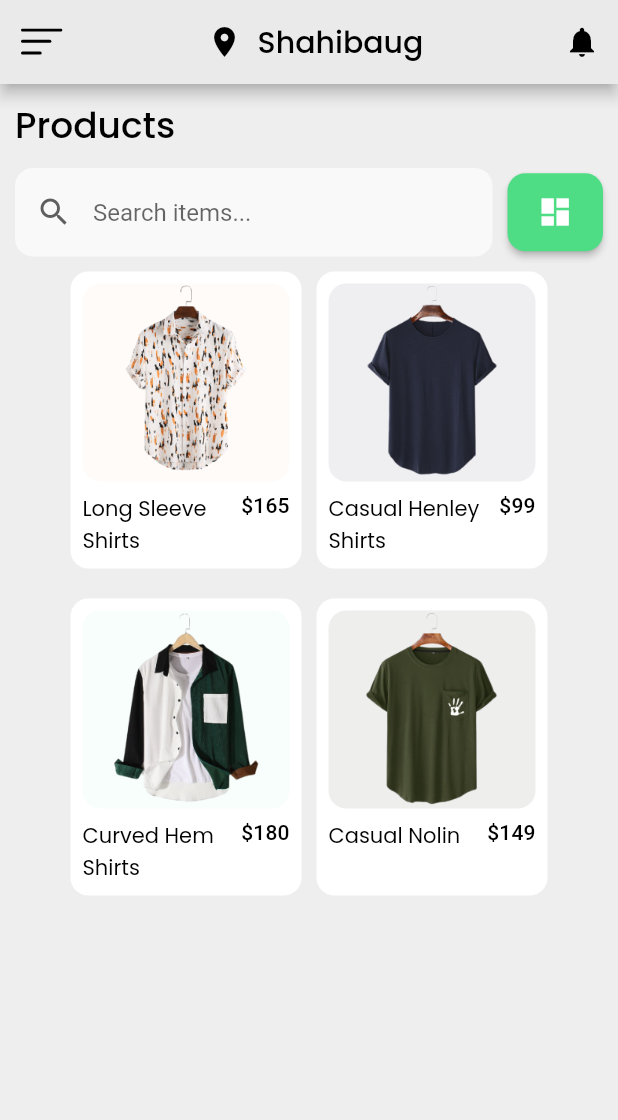
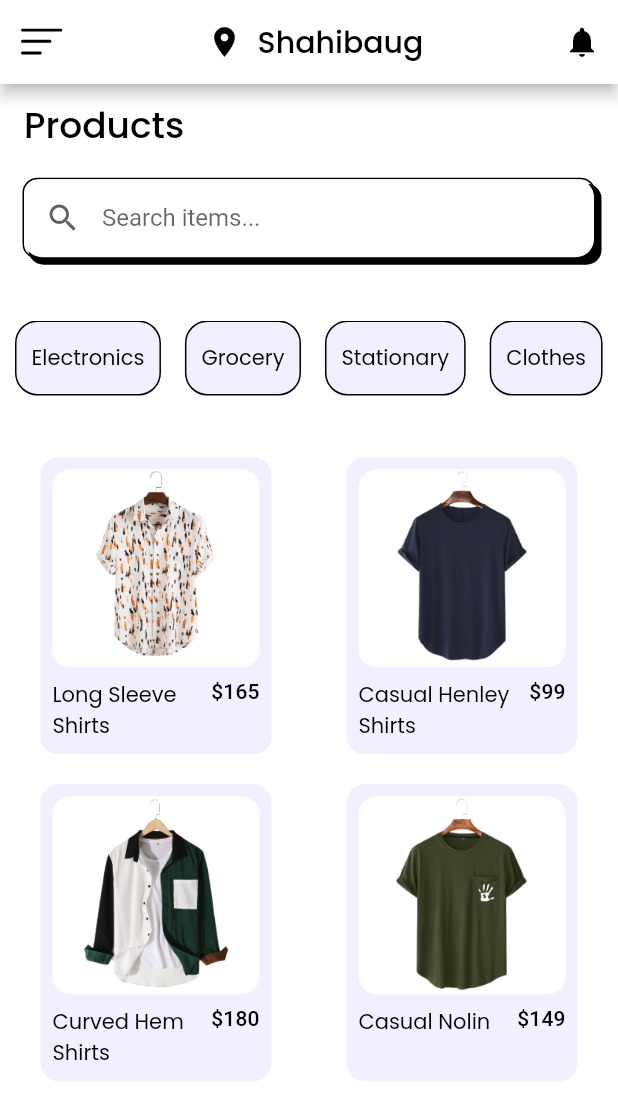
Before and after one commit to Legit-Ox/ListNGo, a Flutter app: the CustomerDashboardScreen screen opened directly, after a tap on "See All", on a phone screen of 412 x 824 dp. Shown: the top 1120 px of the screen. Run offline on Flutter 3.47's test engine with Material 2 defaults, Android fonts, the phone set to English and light mode, and no system bars; our stand-ins replace cloud_firestore, email_validator, firebase_auth, firebase_core, fl_chart, flutter_svg and 7 more; missing offline and left inert: geolocator_android, geolocator_apple; accounts and stored records are empty.

Commit message:
Some frontend changes

```diff
--- a/listngo/lib/constants.dart
+++ b/listngo/lib/constants.dart
@@ -2,3 +2,4 @@ import 'package:flutter/animation.dart';
 
 const Color secondaryGrey = Color(0xFFF8F9F8);
 const Color primaryGreen = Color(0xFF4EDD84);
+const Color secondaryPurpleTint = Color.fromARGB(255, 207, 204, 252);
--- a/listngo/lib/models/Product.dart
+++ b/listngo/lib/models/Product.dart
@@ -3,13 +3,11 @@ import 'package:flutter/material.dart';
 class Product {
   final String image, title;
   final int price;
-  final Color bgColor;
 
   Product({
     required this.image,
     required this.title,
     required this.price,
-    this.bgColor = const Color(0xFFEFEFF2),
   });
 }
 
@@ -18,7 +16,6 @@ List<Product> demo_product = [
     image: "assets/images/product_0.png",
     title: "Long Sleeve Shirts",
     price: 165,
-    bgColor: const Color(0xFFFEFBF9),
   ),
   Product(
     image: "assets/images/product_1.png",
@@ -29,12 +26,10 @@ List<Product> demo_product = [
     image: "assets/images/product_2.png",
     title: "Curved Hem Shirts",
     price: 180,
-    bgColor: const Color(0xFFF8FEFB),
   ),
   Product(
     image: "assets/images/product_3.png",
     title: "Casual Nolin",
     price: 149,
-    bgColor: const Color(0xFFEEEEED),
   ),
 ];
--- a/listngo/lib/models/category.dart
+++ b/listngo/lib/models/category.dart
@@ -1,28 +1,37 @@
+import 'package:flutter/animation.dart';
+import 'package:listngo/constants.dart';
+
 class Category {
   final String icon, title;
+  final Color color;
 
-  Category({required this.icon, required this.title});
+  Category({required this.icon, required this.title, required this.color});
 }
 
 List<Category> demo_categories = [
   Category(
     icon: "assets/icons/dress.svg",
     title: "Electronics",
+    color: secondaryPurpleTint.withOpacity(0.3),
   ),
   Category(
     icon: "assets/icons/shirt.svg",
     title: "Grocery",
+    color: secondaryPurpleTint.withOpacity(0.3),
   ),
   Category(
     icon: "assets/icons/pants.svg",
     title: "Stationary",
+    color: secondaryPurpleTint.withOpacity(0.3),
   ),
   Category(
     icon: "assets/icons/Tshirt.svg",
     title: "Clothes",
+    color: secondaryPurpleTint.withOpacity(0.3),
   ),
   Category(
     icon: "assets/icons/Tshirt.svg",
     title: "Pharmacy",
+    color: secondaryPurpleTint.withOpacity(0.3),
   ),
 ];
--- a/listngo/lib/screens/Customer/all_products_screen.dart
+++ b/listngo/lib/screens/Customer/all_products_screen.dart
@@ -4,8 +4,8 @@ import 'package:google_fonts/google_fonts.dart';
 import 'package:listngo/constants.dart';
 import 'package:listngo/models/Product.dart';
 import 'package:listngo/screens/Customer/product_details_screen.dart';
+import 'package:listngo/widgets/categories.dart';
 import 'package:listngo/widgets/product_card.dart';
-
 
 class AllProductsScreen extends StatefulWidget {
   const AllProductsScreen({super.key});
@@ -24,7 +24,7 @@ class _AllProductsScreenState extends State<AllProductsScreen> {
   Widget build(BuildContext context) {
     return Scaffold(
         appBar: AppBar(
-          backgroundColor: const Color.fromARGB(255, 234, 234, 234),
+          backgroundColor: Color.fromARGB(255, 255, 255, 255),
           leading: IconButton(
             onPressed: () {},
             icon: SvgPicture.asset(
@@ -56,7 +56,7 @@ class _AllProductsScreenState extends State<AllProductsScreen> {
             ),
           ],
         ),
-        backgroundColor: const Color.fromARGB(255, 238, 238, 238),
+        backgroundColor: Color.fromARGB(255, 255, 255, 255),
         body: SingleChildScrollView(
           physics: const BouncingScrollPhysics(
               parent: AlwaysScrollableScrollPhysics()),
@@ -64,27 +64,41 @@ class _AllProductsScreenState extends State<AllProductsScreen> {
           child: Column(
             crossAxisAlignment: CrossAxisAlignment.start,
             children: [
-              Text(
+              Padding(
+                padding: const EdgeInsets.symmetric(horizontal: 6.0),
+                child: Text(
                   "Products",
                   style: GoogleFonts.poppins(
                       fontWeight: FontWeight.w500,
                       color: Colors.black,
                       fontSize: 24),
                 ),
-              Padding(
-                padding: const EdgeInsets.symmetric(vertical: 10),
-                child: Row(
-                  children: [
-                    Flexible(
-                      flex: 5,
+              ),
+              SizedBox(
+                height: MediaQuery.of(context).size.height * 0.02,
+              ),
+              Container(
+                margin: EdgeInsets.symmetric(horizontal: 5),
+                decoration: BoxDecoration(
+                    boxShadow: [
+                      BoxShadow(
+                        color: Colors.black,
+                        offset: Offset(4, 4),
+                      )
+                    ],
+                    border: Border.all(width: 1, color: Colors.black),
+                    borderRadius: BorderRadius.circular(10)),
+                // padding: const EdgeInsets.symmetric(vertical: 10),
                 child: Form(
                   child: TextFormField(
                     onSaved: (value) {},
                     decoration: const InputDecoration(
+                      contentPadding: EdgeInsets.all(0),
                       filled: true,
-                            fillColor: Color(0xFFF8F9F8),
+                      fillColor: Color.fromARGB(255, 255, 255, 255),
                       hintText: "Search items...",
-                            border: OutlineInputBorder(),
+                      border: OutlineInputBorder(
+                          gapPadding: 0, borderRadius: BorderRadius.zero),
                       enabledBorder: outlineInputBorder,
                       focusedBorder: outlineInputBorder,
                       errorBorder: outlineInputBorder,
@@ -98,31 +112,16 @@ class _AllProductsScreenState extends State<AllProductsScreen> {
                   ),
                 ),
               ),
-                    const SizedBox(
-                      width: 10,
+              SizedBox(
+                height: MediaQuery.of(context).size.height * 0.05,
               ),
-                    Flexible(
-                      flex: 1,
-                      child: Container(
-                        child: ElevatedButton(
-                            style: ElevatedButton.styleFrom(
-                              padding: const EdgeInsets.all(14),
-                              backgroundColor: primaryGreen,
-                              shape: const RoundedRectangleBorder(
-                                borderRadius:
-                                    BorderRadius.all(Radius.circular(12)),
-                              ),
-                            ),
-                            onPressed: () {},
-                            child: const Center(child: Icon(Icons.dashboard))),
-                      ),
-                    ),
-                  ],
-                ),
+              Categories(),
+              SizedBox(
+                height: MediaQuery.of(context).size.height * 0.05,
               ),
               Center(
                 child: Wrap(
-                    spacing: 10,
+                    spacing: 50,
                     runSpacing: 20,
                     alignment: WrapAlignment.spaceEvenly,
                     runAlignment: WrapAlignment.spaceEvenly,
@@ -132,7 +131,6 @@ class _AllProductsScreenState extends State<AllProductsScreen> {
                               title: demo_product[index].title,
                               image: demo_product[index].image,
                               price: demo_product[index].price,
-                              bgColor: demo_product[index].bgColor,
                               press: () {
                                 Navigator.push(
                                     context,
--- a/listngo/lib/screens/Customer/customer_dashboard.dart
+++ b/listngo/lib/screens/Customer/customer_dashboard.dart
@@ -21,7 +21,7 @@ class CustomerDashboardScreen extends StatefulWidget {
 }
 
 const OutlineInputBorder outlineInputBorder = OutlineInputBorder(
-  borderRadius: BorderRadius.all(Radius.circular(12)),
+  borderRadius: BorderRadius.all(Radius.circular(10)),
   borderSide: BorderSide.none,
 );
 
@@ -59,7 +59,7 @@ class _CustomerDashboardScreenState extends State<CustomerDashboardScreen> {
       key: _scaffoldKey,
       drawer: const drawerWidget(),
       appBar: AppBar(
-        backgroundColor: const Color.fromARGB(255, 234, 234, 234),
+        backgroundColor: Color.fromARGB(255, 255, 255, 255),
         leading: IconButton(
           onPressed: () {
             _scaffoldKey.currentState!.openDrawer();
@@ -97,7 +97,7 @@ class _CustomerDashboardScreenState extends State<CustomerDashboardScreen> {
           ),
         ],
       ),
-      backgroundColor: const Color.fromARGB(255, 238, 238, 238),
+      backgroundColor: Color.fromARGB(255, 255, 255, 255),
       body: SingleChildScrollView(
         physics: const BouncingScrollPhysics(
             parent: AlwaysScrollableScrollPhysics()),
@@ -105,27 +105,42 @@ class _CustomerDashboardScreenState extends State<CustomerDashboardScreen> {
         child: Column(
           crossAxisAlignment: CrossAxisAlignment.start,
           children: [
-            Text(
+            Padding(
+              padding: const EdgeInsets.symmetric(horizontal: 6,vertical: 0),
+              child: Text(
+
                 "Discover",
                 style: GoogleFonts.poppins(
                     fontWeight: FontWeight.w500,
                     color: Colors.black,
                     fontSize: 24),
               ),
-            Padding(
-              padding: const EdgeInsets.symmetric(vertical: 10),
-              child: Row(
-                children: [
-                  Flexible(
-                    flex: 5,
+            ),
+            SizedBox(
+              height: MediaQuery.of(context).size.height * 0.02,
+            ),
+            Container(
+              margin: EdgeInsets.symmetric(horizontal: 5),
+              decoration: BoxDecoration(
+                  boxShadow: [
+                    BoxShadow(
+                      color: Colors.black,
+                      offset: Offset(4, 4),
+                    )
+                  ],
+                  border: Border.all(width: 1, color: Colors.black),
+                  borderRadius: BorderRadius.circular(10)),
+              // padding: const EdgeInsets.symmetric(vertical: 10),
               child: Form(
                 child: TextFormField(
                   onSaved: (value) {},
                   decoration: const InputDecoration(
+                    contentPadding: EdgeInsets.all(0),
                     filled: true,
-                          fillColor: Color(0xFFF8F9F8),
+                    fillColor: Color.fromARGB(255, 255, 255, 255),
                     hintText: "Search items...",
-                          border: OutlineInputBorder(),
+                    border: OutlineInputBorder(
+                        gapPadding: 0, borderRadius: BorderRadius.zero),
                     enabledBorder: outlineInputBorder,
                     focusedBorder: outlineInputBorder,
                     errorBorder: outlineInputBorder,
@@ -139,30 +154,8 @@ class _CustomerDashboardScreenState extends State<CustomerDashboardScreen> {
                 ),
               ),
             ),
-                  const SizedBox(
-                    width: 10,
-                  ),
-                  Flexible(
-                    flex: 1,
-                    child: Container(
-                      child: ElevatedButton(
-                          style: ElevatedButton.styleFrom(
-                            padding: const EdgeInsets.all(14),
-                            backgroundColor: primaryGreen,
-                            shape: const RoundedRectangleBorder(
-                              borderRadius:
-                                  BorderRadius.all(Radius.circular(12)),
-                            ),
-                          ),
-                          onPressed: () {
-                            getCurrentLocation(context)
-                                .then((value) => print("Updated Address"));
-                          },
-                          child: const Center(child: Icon(Icons.dashboard))),
-                    ),
-                  ),
-                ],
-              ),
+            SizedBox(
+              height: MediaQuery.of(context).size.height * 0.05,
             ),
             const Categories(),
             const ProductsList(),
--- a/listngo/lib/screens/Customer/product_details_screen.dart
+++ b/listngo/lib/screens/Customer/product_details_screen.dart
@@ -11,7 +11,7 @@ class DetailsScreen extends StatelessWidget {
   @override
   Widget build(BuildContext context) {
     return Scaffold(
-      backgroundColor: product.bgColor,
+      backgroundColor: Colors.white,
       appBar: AppBar(
         leading: const BackButton(color: Colors.black),
         backgroundColor: Colors.white,
--- a/listngo/lib/screens/Retailer/retailer_add_details.dart
+++ b/listngo/lib/screens/Retailer/retailer_add_details.dart
@@ -237,7 +237,6 @@ class _RetailerAddDetailsState extends State<RetailerAddDetails> {
                           title: demo_product[index].title,
                           image: demo_product[index].image,
                           price: demo_product[index].price,
-                          bgColor: demo_product[index].bgColor,
                           press: () {
                             Navigator.push(
                                 context,
--- a/listngo/lib/widgets/categories.dart
+++ b/listngo/lib/widgets/categories.dart
@@ -17,6 +17,7 @@ class Categories extends StatelessWidget {
         itemBuilder: (context, index) => CategoryCard(
           icon: demo_categories[index].icon,
           title: demo_categories[index].title,
+          color: demo_categories[index].color,
           press: () {},
         ),
         separatorBuilder: (context, index) => const SizedBox(width: 16),
@@ -31,9 +32,11 @@ class CategoryCard extends StatelessWidget {
     required this.icon,
     required this.title,
     required this.press,
+    required this.color,
   }) : super(key: key);
 
   final String icon, title;
+  final Color color;
   final VoidCallback press;
 
   @override
@@ -41,14 +44,15 @@ class CategoryCard extends StatelessWidget {
     return GestureDetector(
       onTap: press,
       child: Container(
-        padding: const EdgeInsets.symmetric(vertical: 2, horizontal: 10),
+        padding: const EdgeInsets.symmetric(vertical: 0, horizontal: 10),
         decoration: BoxDecoration(
-            borderRadius: BorderRadius.circular(32),
-            border: Border.all(width: 1, color: Colors.black)),
+            borderRadius: BorderRadius.circular(15),
+            border: Border.all(width: 1, color: Colors.black),
+            color: color),
         child: Center(
           child: Text(
             title,
-            style: GoogleFonts.poppins(fontSize: 18, color: Colors.black),
+            style: GoogleFonts.poppins(fontSize: 14, color: Colors.black),
           ),
         ),
       ),
--- a/listngo/lib/widgets/product_card.dart
+++ b/listngo/lib/widgets/product_card.dart
@@ -1,5 +1,6 @@
 import 'package:flutter/material.dart';
 import 'package:google_fonts/google_fonts.dart';
+import 'package:listngo/constants.dart';
 
 class ProductCard extends StatelessWidget {
   const ProductCard({
@@ -8,12 +9,10 @@ class ProductCard extends StatelessWidget {
     required this.title,
     required this.price,
     required this.press,
-    required this.bgColor,
   }) : super(key: key);
   final String image, title;
   final VoidCallback press;
   final int price;
-  final Color bgColor;
 
   @override
   Widget build(BuildContext context) {
@@ -22,8 +21,8 @@ class ProductCard extends StatelessWidget {
       child: Container(
         width: 154,
         padding: const EdgeInsets.all(16 / 2),
-        decoration: const BoxDecoration(
-          color: Colors.white,
+        decoration: BoxDecoration(
+          color: secondaryPurpleTint.withOpacity(0.3),
           borderRadius: BorderRadius.all(Radius.circular(12)),
         ),
         child: Column(
@@ -31,7 +30,7 @@ class ProductCard extends StatelessWidget {
             Container(
               width: double.infinity,
               decoration: BoxDecoration(
-                color: bgColor,
+                color: Colors.white,
                 borderRadius: const BorderRadius.all(Radius.circular(12)),
               ),
               child: Image.asset(
--- a/listngo/lib/widgets/products_list.dart
+++ b/listngo/lib/widgets/products_list.dart
@@ -42,7 +42,6 @@ class ProductsList extends StatelessWidget {
                   title: demo_product[index].title,
                   image: demo_product[index].image,
                   price: demo_product[index].price,
-                  bgColor: demo_product[index].bgColor,
                   press: () {
                     Navigator.push(
                         context,
--- a/listngo/lib/widgets/shop_card.dart
+++ b/listngo/lib/widgets/shop_card.dart
@@ -24,8 +24,8 @@ class ShopCard extends StatelessWidget {
       child: Container(
         // height: MediaQuery.of(context).size.height * 0.4,
         width: MediaQuery.of(context).size.width * 0.9,
-        decoration: const BoxDecoration(
-          color: Colors.white,
+        decoration: BoxDecoration(
+          color: secondaryPurpleTint.withOpacity(0.3),
           borderRadius: BorderRadius.all(Radius.circular(12)),
         ),
         child: Column(
--- a/listngo/lib/widgets/user_drawer.dart
+++ b/listngo/lib/widgets/user_drawer.dart
@@ -34,7 +34,7 @@ class _drawerWidgetState extends State<drawerWidget> {
                   margin: EdgeInsets.zero,
 
                   decoration:
-                      BoxDecoration(color: Color.fromARGB(255, 168, 164, 250)),
+                      BoxDecoration(color: Color.fromARGB(255, 188, 184, 252)),
                   // Color.fromARGB(255, 108, 99, 255)
                   accountName: Text("User Name"),
                   accountEmail: Text("user@gmail.com"),
```
Also changed, not shown: listngo/flutter_01.png (added). Lines whose indentation alone changed are shown as unchanged.
